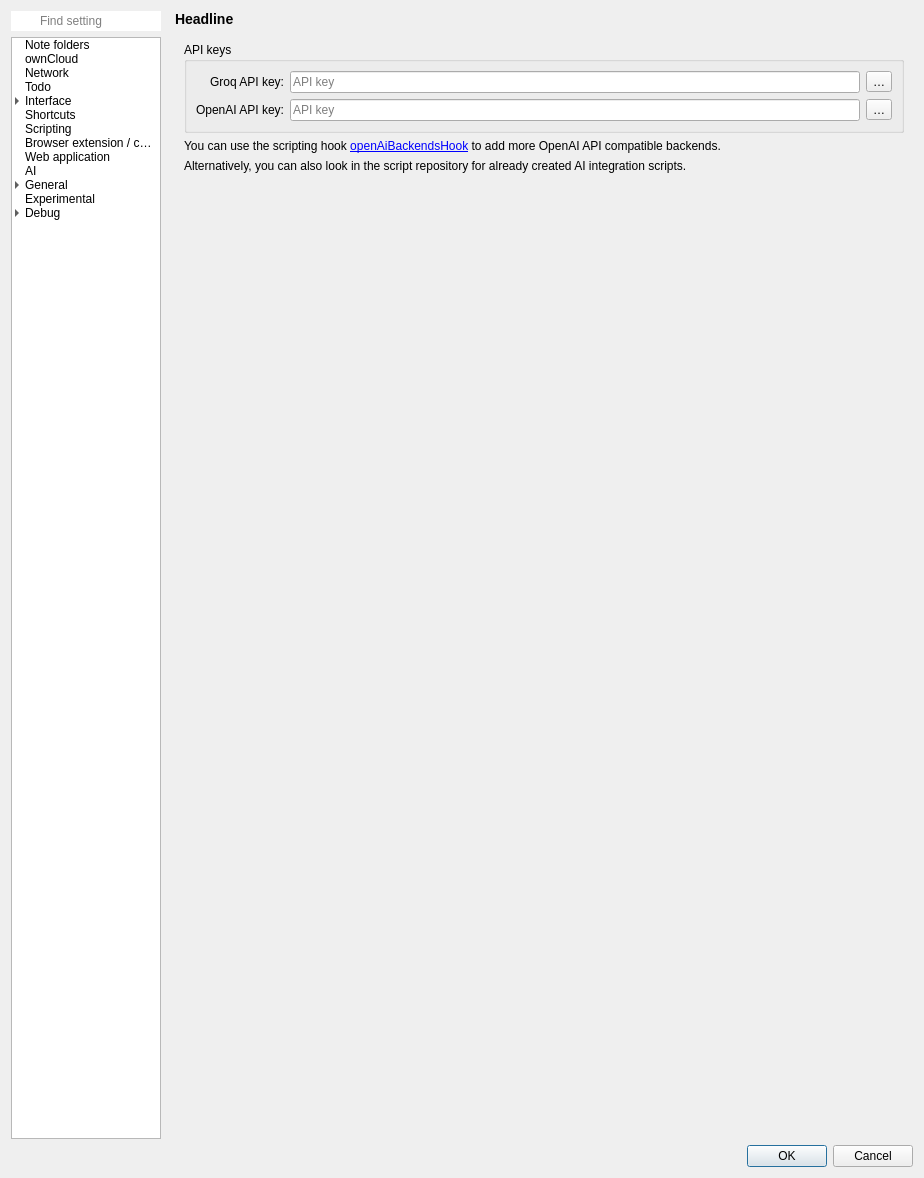
pbek/QOwnNotes, file src/dialogs/settingsdialog.ui: the form before one commit.
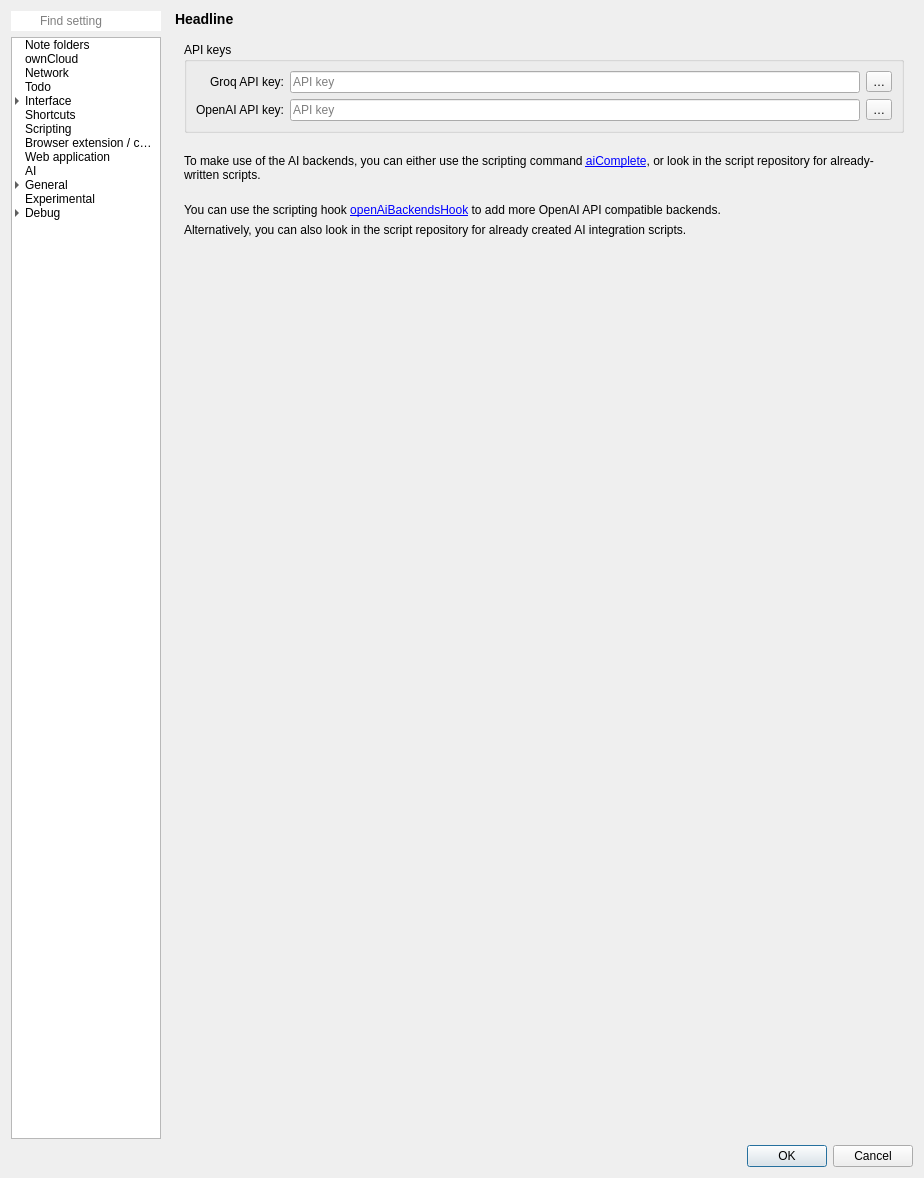
The form after the commit. Icons and pictures are not drawn. Custom widgets are drawn as their Qt base class.

```diff
--- a/src/dialogs/settingsdialog.ui
+++ b/src/dialogs/settingsdialog.ui
@@ -6958,6 +6958,51 @@
                </layout>
               </widget>
              </item>
+             <item>
+               <spacer name="aiVerticalSpacer1">
+                <property name="orientation">
+                  <enum>Qt::Vertical</enum>
+                </property>
+                <property name="sizeType">
+                  <enum>QSizePolicy::Fixed</enum>
+                </property>
+                <property name="sizeHint" stdset="0">
+                  <size>
+                  <width>20</width>
+                  <height>15</height>
+                  </size>
+                </property>
+               </spacer>
+             </item>
+             <item>
+              <widget class="QLabel" name="openAiScriptingLabel3">
+               <property name="text">
+                <string>To make use of the AI backends, you can either use the scripting command &lt;a href=&quot;%1&quot;&gt;aiComplete&lt;/a&gt;, or look in the script repository for already-written scripts.</string>
+               </property>
+               <property name="wordWrap">
+                <bool>true</bool>
+               </property>
+               <property name="openExternalLinks">
+                <bool>true</bool>
+               </property>
+              </widget>
+             </item>
+             <item>
+               <spacer name="aiVerticalSpacer2">
+                <property name="orientation">
+                  <enum>Qt::Vertical</enum>
+                </property>
+                <property name="sizeType">
+                  <enum>QSizePolicy::Fixed</enum>
+                </property>
+                <property name="sizeHint" stdset="0">
+                  <size>
+                  <width>20</width>
+                  <height>15</height>
+                  </size>
+                </property>
+               </spacer>
+             </item>
              <item>
               <widget class="QLabel" name="openAiScriptingLabel">
                <property name="text">
```
